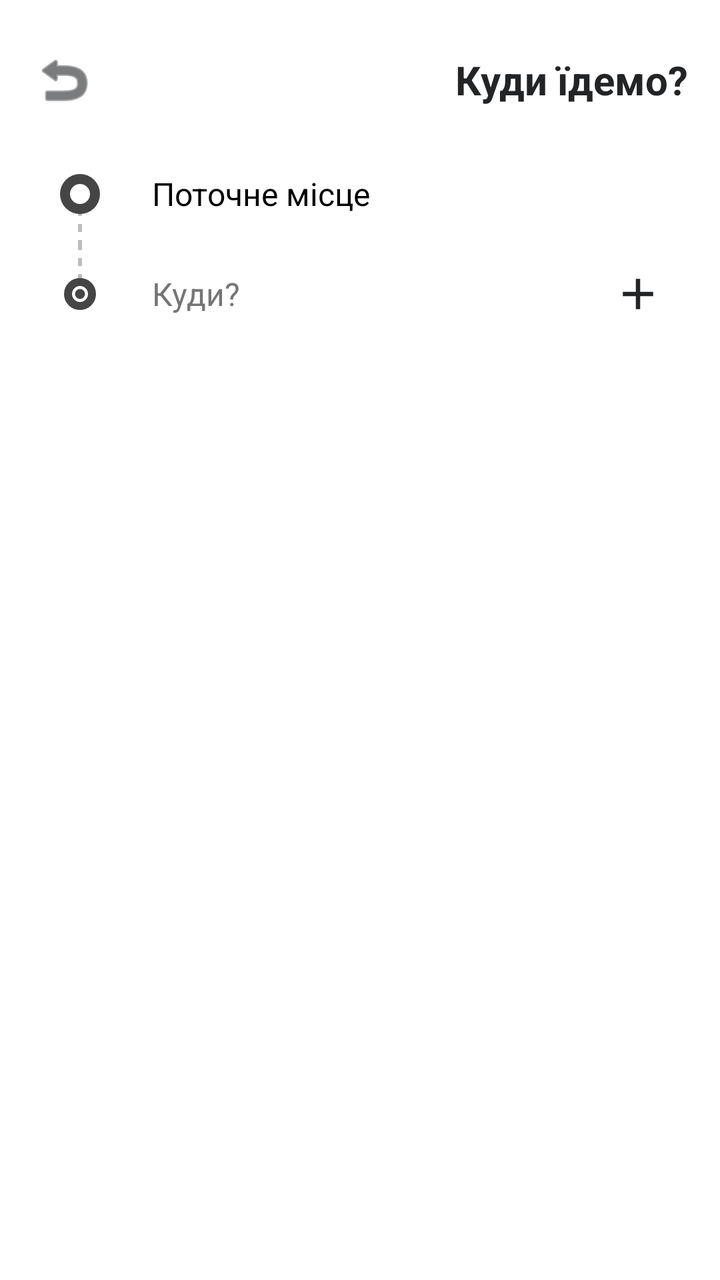
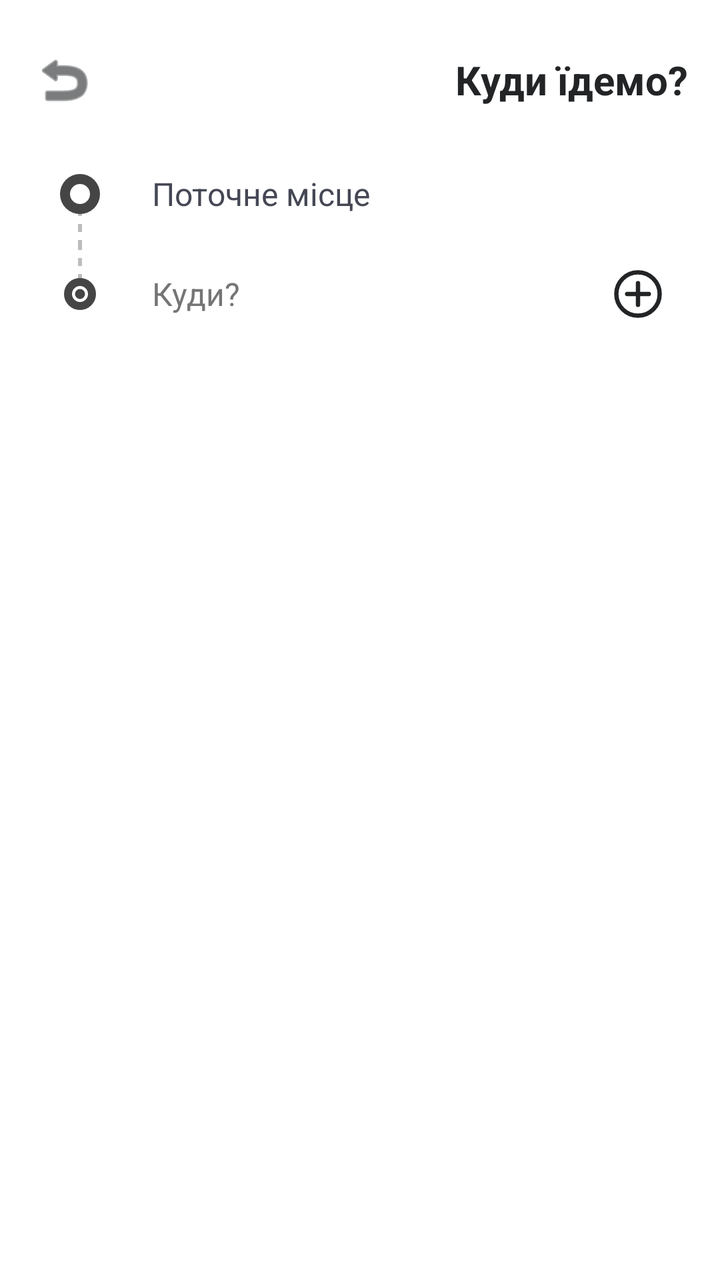

Before-and-after screenshots of an Android layout around one commit, followed by the original layout XML and the change that was made.
<!-- AndroidManifest.xml: application theme Theme.ClientApp -->
<!-- res/layout/activity_address_picker.xml -->
<?xml version="1.0" encoding="utf-8"?>
<LinearLayout xmlns:android="http://schemas.android.com/apk/res/android"
    xmlns:app="http://schemas.android.com/apk/res-auto"
    android:layout_width="match_parent"
    android:layout_height="match_parent"
    android:orientation="vertical"
    android:background="?android:attr/colorBackground">

    <androidx.cardview.widget.CardView
        android:layout_width="match_parent"
        android:layout_height="wrap_content"
        app:cardElevation="0dp"
        app:cardBackgroundColor="?attr/colorSurface">

        <LinearLayout
            android:layout_width="match_parent"
            android:layout_height="wrap_content"
            android:orientation="vertical"
            android:padding="16dp">

            <RelativeLayout
                android:layout_width="match_parent"
                android:layout_height="wrap_content"
                android:layout_marginBottom="16dp"
                android:layout_marginTop="8dp">
                <ImageView android:id="@+id/btn_back" android:layout_width="32dp" android:layout_height="32dp" android:src="@android:drawable/ic_menu_revert" app:tint="?attr/colorOnSurface" android:layout_alignParentStart="true" android:layout_centerVertical="true" android:clickable="true" android:focusable="true" android:background="?attr/selectableItemBackgroundBorderless"/>
                <TextView android:id="@+id/picker_title" android:layout_width="wrap_content" android:layout_height="wrap_content" android:text="Куди їдемо?" android:textStyle="bold" android:textSize="20sp" android:textColor="?attr/colorOnSurface" android:layout_alignParentEnd="true" android:layout_centerVertical="true"/>
            </RelativeLayout>

            <androidx.cardview.widget.CardView
                android:layout_width="match_parent"
                android:layout_height="wrap_content"
                app:cardCornerRadius="16dp"
                app:cardElevation="0dp"
                app:strokeWidth="1dp"
                app:strokeColor="@color/divider_color"
                app:cardBackgroundColor="@color/unified_block_bg"> <LinearLayout
                    android:layout_width="match_parent"
                    android:layout_height="wrap_content"
                    android:orientation="vertical">

                    <LinearLayout
                        android:layout_width="match_parent"
                        android:layout_height="50dp"
                        android:orientation="horizontal">
                        
                        <FrameLayout
                            android:layout_width="48dp"
                            android:layout_height="match_parent"
                            android:background="@color/unified_column_bg"> <View
                                android:id="@+id/line_origin_down"
                                android:layout_width="2dp"
                                android:layout_height="25dp"
                                android:layout_gravity="bottom|center_horizontal"
                                android:background="@drawable/bg_dotted_line"
                                android:layerType="software"/>
                                
                            <ImageView
                                android:layout_width="20dp"
                                android:layout_height="20dp"
                                android:src="@drawable/ic_marker_from"
                                android:layout_gravity="center"/>
                        </FrameLayout>

                        <EditText
                            android:id="@+id/et_origin"
                            android:layout_width="match_parent"
                            android:layout_height="match_parent"
                            android:background="@drawable/bg_input_unified" 
                            android:paddingHorizontal="12dp"
                            android:hint="Звідки?"
                            android:text="Поточне місце"
                            android:textColor="@color/text_primary"
                            android:textColorHint="@color/text_hint"
                            android:textSize="16sp"
                            android:singleLine="true"
                            android:inputType="textNoSuggestions"/>
                    </LinearLayout>

                    <LinearLayout
                        android:id="@+id/container_waypoints"
                        android:layout_width="match_parent"
                        android:layout_height="wrap_content"
                        android:orientation="vertical"/>

                    <LinearLayout
                        android:id="@+id/row_destination"
                        android:layout_width="match_parent"
                        android:layout_height="50dp"
                        android:orientation="horizontal">

                        <FrameLayout
                            android:id="@+id/icon_dest_frame"
                            android:layout_width="48dp"
                            android:layout_height="match_parent"
                            android:background="@color/unified_column_bg"> <View
                                android:id="@+id/line_dest_up"
                                android:layout_width="2dp"
                                android:layout_height="25dp"
                                android:layout_gravity="top|center_horizontal"
                                android:background="@drawable/bg_dotted_line"
                                android:layerType="software"/>
                                
                            <ImageView
                                android:layout_width="16dp"
                                android:layout_height="16dp"
                                android:src="@drawable/ic_marker_to"
                                android:layout_gravity="center"/>
                        </FrameLayout>

                        <LinearLayout
                            android:id="@+id/row_destination_input"
                            android:layout_width="match_parent"
                            android:layout_height="match_parent"
                            android:orientation="horizontal"
                            android:background="@drawable/bg_input_unified"
                            android:addStatesFromChildren="true"
                            android:gravity="center_vertical">
                            
                            <EditText
                                android:id="@+id/et_destination"
                                android:layout_width="0dp"
                                android:layout_height="match_parent"
                                android:layout_weight="1"
                                android:background="@null"
                                android:paddingHorizontal="12dp"
                                android:hint="Куди?"
                                android:textColor="@color/text_primary"
                                android:textColorHint="@color/text_hint"
                                android:textSize="16sp"
                                android:singleLine="true"
                                android:imeOptions="actionDone"
                                android:inputType="textNoSuggestions"/>
                                
                            <ImageView
                                android:id="@+id/btn_add_waypoint"
                                android:layout_width="50dp"
                                android:layout_height="match_parent"
                                android:src="@drawable/ic_plus_small"
                                android:padding="12dp"
                                app:tint="?attr/colorOnSurface"
                                android:background="?attr/selectableItemBackgroundBorderless"
                                android:clickable="true"
                                android:focusable="true"/>
                        </LinearLayout>
                    </LinearLayout>

                </LinearLayout>
            </androidx.cardview.widget.CardView>

        </LinearLayout>
    </androidx.cardview.widget.CardView>

   <LinearLayout
        android:id="@+id/layout_quick_actions"
        android:layout_width="match_parent"
        android:layout_height="wrap_content"
        android:orientation="vertical"
        android:paddingHorizontal="16dp"
        android:paddingTop="0dp"
        android:visibility="gone">

        <LinearLayout
            android:id="@+id/btn_my_location"
            android:layout_width="match_parent"
            android:layout_height="50dp"
            android:orientation="horizontal"
            android:gravity="center_vertical"
            android:padding="12dp"
            android:clickable="true"
            android:focusable="true"
            android:background="?attr/selectableItemBackground">
            
            <ImageView
                android:layout_width="20dp"
                android:layout_height="20dp"
                android:src="@android:drawable/ic_menu_mylocation"
                app:tint="@color/text_secondary"/> 
                
            <TextView
                android:layout_width="wrap_content"
                android:layout_height="wrap_content"
                android:text="Моє місцезнаходження"
                android:textSize="16sp"
                android:textStyle="bold"
                android:textColor="@color/text_primary"
                android:layout_marginStart="16dp"/>
        </LinearLayout>

        <LinearLayout
            android:id="@+id/btn_pick_on_map"
            android:layout_width="match_parent"
            android:layout_height="50dp"
            android:orientation="horizontal"
            android:gravity="center_vertical"
            android:padding="12dp"
            android:clickable="true"
            android:focusable="true"
            android:background="?attr/selectableItemBackground">
            
            <ImageView
                android:layout_width="20dp"
                android:layout_height="20dp"
                android:src="@drawable/my_icon_origin"
                app:tint="@color/text_secondary"/>
                
            <TextView
                android:layout_width="wrap_content"
                android:layout_height="wrap_content"
                android:text="Вказати на карті"
                android:textSize="16sp"
                android:textStyle="bold"
                android:textColor="@color/text_primary"
                android:layout_marginStart="16dp"/>
        </LinearLayout>
        
        </LinearLayout>

    <androidx.recyclerview.widget.RecyclerView
        android:id="@+id/places_recycler_view"
        android:layout_width="match_parent"
        android:layout_height="match_parent"
        android:paddingHorizontal="16dp"/>

</LinearLayout>
<!-- resources referenced by this layout -->
<resources>
  <color name="divider_color">#E0E0E0</color>
  <color name="text_hint">#757575</color>
  <color name="text_primary">#000000</color>
  <color name="text_secondary">#6B7280</color>
  <color name="unified_block_bg">#FFFFFF</color>
  <color name="unified_column_bg">#FFFFFF</color>
  <!-- drawable bg_dotted_line (drawable) -->
  <?xml version="1.0" encoding="utf-8"?>
  <layer-list xmlns:android="http://schemas.android.com/apk/res/android">
      <item
          android:top="-4dp"
          android:right="-4dp"
          android:bottom="-4dp"
          android:left="0dp">
          
          <shape android:shape="rectangle">
              <solid android:color="@android:color/transparent"/>
              
              <stroke
                  android:width="2dp"
                  android:color="#BDBDBD"
                  android:dashWidth="4dp"
                  android:dashGap="4dp"/>
          </shape>
      </item>
  </layer-list>
  <!-- drawable ic_marker_from (drawable) -->
  <vector xmlns:android="http://schemas.android.com/apk/res/android"
      android:width="20dp"
      android:height="20dp"
      android:viewportWidth="20"
      android:viewportHeight="20">
      <path
          android:fillColor="#454545"
          android:pathData="M10,0A10,10 0 1,0 20,10A10,10 0 0,0 10,0Z"/>
      <path
          android:fillColor="#FFFFFF"
          android:pathData="M10,5A5,5 0 1,0 15,10A5,5 0 0,0 10,5Z"/>
  </vector>
  <!-- drawable ic_marker_to (drawable) -->
  <vector xmlns:android="http://schemas.android.com/apk/res/android"
      android:width="16dp"
      android:height="16dp"
      android:viewportWidth="16"
      android:viewportHeight="16">
      
      <path
          android:fillColor="#454545"
          android:pathData="M8,0A8,8 0 1,0 16,8A8,8 0 0,0 8,0Z"/>
          
      <path
          android:fillColor="#FFFFFF"
          android:pathData="M8,4A4,4 0 1,0 12,8A4,4 0 0,0 8,4Z"/>
          
      <path
          android:fillColor="#454545"
          android:pathData="M8,5.5A2.5,2.5 0 1,0 10.5,8A2.5,2.5 0 0,0 8,5.5Z"/>
  </vector>
  <!-- drawable ic_plus_small (drawable) -->
  <vector xmlns:android="http://schemas.android.com/apk/res/android"
      android:width="12dp"
      android:height="12dp"
      android:viewportWidth="24"
      android:viewportHeight="24">
      <path
          android:fillColor="#FF000000"
          android:pathData="M19,13h-6v6h-2v-6H5v-2h6V5h2v6h6v2z"/>
  </vector>
  <style name="Theme.ClientApp" parent="Theme.MaterialComponents.DayNight.NoActionBar">
          <item name="colorPrimary">#FACC15</item> <item name="colorPrimaryVariant">#EAB308</item>
          <item name="colorOnPrimary">#222426</item> <item name="colorSecondary">#222426</item>
          <item name="colorOnSecondary">#FFFFFF</item>
  
          <item name="android:windowBackground">#FFFFFF</item>
          <item name="colorSurface">#FFFFFF</item>
          <item name="colorOnSurface">#222426</item> <item name="android:statusBarColor">#FFFFFF</item>
          <item name="android:windowLightStatusBar">true</item>
      </style>
  <color name="unified_input_press">#F5F5F5</color>
  <!-- unchanged entries left out for length: 2 -->
</resources>

<!-- the commit's change to res/layout/activity_address_picker.xml (unified diff, before → after) -->
@@ -40,6 +40,7 @@
                     android:orientation="vertical">
 
                     <LinearLayout
+                        android:id="@+id/container_origin_layout"
                         android:layout_width="match_parent"
                         android:layout_height="50dp"
                         android:orientation="horizontal">
@@ -102,6 +103,7 @@
                                 android:layerType="software"/>
                                 
                             <ImageView
+                                android:id="@+id/iv_dest_icon"
                                 android:layout_width="16dp"
                                 android:layout_height="16dp"
                                 android:src="@drawable/ic_marker_to"
<!-- resource entries referenced after the edit -->
@@ -2,7 +2,7 @@
 <resources>
   <color name="divider_color">#E0E0E0</color>
   <color name="text_hint">#757575</color>
-  <color name="text_primary">#000000</color>
+  <color name="text_primary">#454754</color>
   <color name="text_secondary">#6B7280</color>
   <color name="unified_block_bg">#FFFFFF</color>
   <color name="unified_column_bg">#FFFFFF</color>
@@ -60,13 +60,23 @@
   </vector>
   <!-- drawable ic_plus_small (drawable) -->
   <vector xmlns:android="http://schemas.android.com/apk/res/android"
-      android:width="12dp"
-      android:height="12dp"
+      android:width="16dp"
+      android:height="16dp"
       android:viewportWidth="24"
       android:viewportHeight="24">
+  
       <path
-          android:fillColor="#FF000000"
-          android:pathData="M19,13h-6v6h-2v-6H5v-2h6V5h2v6h6v2z"/>
+          android:fillColor="#00000000"
+          android:strokeColor="#FF000000"
+          android:strokeWidth="2"
+          android:pathData="M12,12m-10,0a10,10 0 1,1 20,0a10,10 0 1,1 -20,0"/>
+  
+      <path
+          android:fillColor="#00000000"
+          android:strokeColor="#FF000000"
+          android:strokeWidth="2"
+          android:strokeLineCap="round"
+          android:pathData="M12,7 L12,17 M7,12 L17,12"/>
   </vector>
   <style name="Theme.ClientApp" parent="Theme.MaterialComponents.DayNight.NoActionBar">
           <item name="colorPrimary">#FACC15</item> <item name="colorPrimaryVariant">#EAB308</item>
